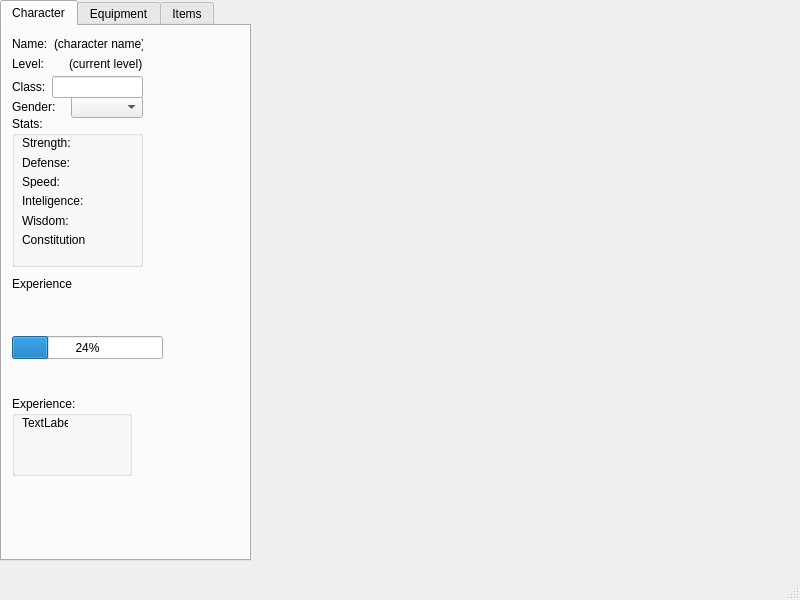
Above: Book/QtTestProject_1/mainwindow.ui from crosenquist/RosenquistCaleb_CIS17B_48597 before the change. Below: the same form after it.
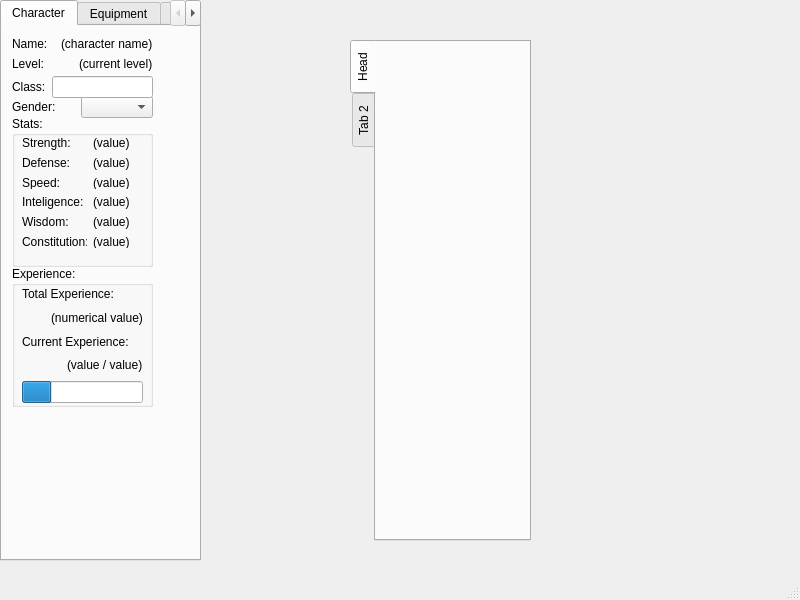
That is the form after the change. The open tabs and pages were chosen to show the change.

Diff of the .ui file:
```diff
--- a/Book/QtTestProject_1/mainwindow.ui
+++ b/Book/QtTestProject_1/mainwindow.ui
@@ -19,7 +19,7 @@
      <rect>
       <x>0</x>
       <y>0</y>
-      <width>251</width>
+      <width>201</width>
       <height>561</height>
      </rect>
     </property>
@@ -35,7 +35,7 @@
        <rect>
         <x>10</x>
         <y>90</y>
-        <width>131</width>
+        <width>141</width>
         <height>151</height>
        </rect>
       </property>
@@ -47,10 +47,12 @@
         <rect>
          <x>10</x>
          <y>20</y>
-         <width>64</width>
-         <height>110</height>
+         <width>108</width>
+         <height>112</height>
         </rect>
        </property>
+       <layout class="QHBoxLayout" name="horizontalLayout_7">
+        <item>
        <layout class="QVBoxLayout" name="verticalLayout">
         <item>
          <widget class="QLabel" name="labelStrength">
@@ -95,78 +97,162 @@
          </widget>
         </item>
        </layout>
-      </widget>
-     </widget>
-     <widget class="QLabel" name="labelExperience">
+        </item>
+        <item>
+         <layout class="QVBoxLayout" name="verticalLayout_3">
+          <item>
+           <widget class="QLabel" name="strengthValue">
+            <property name="text">
+             <string>(value)</string>
+            </property>
+           </widget>
+          </item>
+          <item>
+           <widget class="QLabel" name="defenseValue">
+            <property name="text">
+             <string>(value)</string>
+            </property>
+           </widget>
+          </item>
+          <item>
+           <widget class="QLabel" name="speedValue">
+            <property name="text">
+             <string>(value)</string>
+            </property>
+           </widget>
+          </item>
+          <item>
+           <widget class="QLabel" name="interligenceValue">
+            <property name="text">
+             <string>(value)</string>
+            </property>
+           </widget>
+          </item>
+          <item>
+           <widget class="QLabel" name="wisdomValue">
+            <property name="text">
+             <string>(value)</string>
+            </property>
+           </widget>
+          </item>
+          <item>
+           <widget class="QLabel" name="constitutionValue">
+            <property name="text">
+             <string>(value)</string>
+            </property>
+           </widget>
+          </item>
+         </layout>
+        </item>
+       </layout>
+      </widget>
+     </widget>
+     <widget class="QGroupBox" name="groupBox">
       <property name="geometry">
        <rect>
         <x>10</x>
-        <y>250</y>
-        <width>61</width>
-        <height>16</height>
+        <y>240</y>
+        <width>141</width>
+        <height>141</height>
        </rect>
       </property>
-      <property name="frameShadow">
-       <enum>QFrame::Plain</enum>
-      </property>
-      <property name="text">
+      <property name="title">
        <string>Experience:</string>
       </property>
-      <property name="textFormat">
-       <enum>Qt::AutoText</enum>
-      </property>
-     </widget>
+      <widget class="QWidget" name="">
+       <property name="geometry">
+        <rect>
+         <x>10</x>
+         <y>20</y>
+         <width>121</width>
+         <height>117</height>
+        </rect>
+       </property>
+       <layout class="QVBoxLayout" name="verticalLayout_2">
+        <item>
+         <widget class="QLabel" name="label_3">
+          <property name="text">
+           <string>Total Experience:</string>
+          </property>
+         </widget>
+        </item>
+        <item>
+         <layout class="QHBoxLayout" name="horizontalLayout_5">
+          <item>
+           <spacer name="horizontalSpacer">
+            <property name="orientation">
+             <enum>Qt::Horizontal</enum>
+            </property>
+            <property name="sizeHint" stdset="0">
+             <size>
+              <width>13</width>
+              <height>20</height>
+             </size>
+            </property>
+           </spacer>
+          </item>
+          <item>
+           <widget class="QLabel" name="totalExperienceValue">
+            <property name="text">
+             <string>(numerical value)</string>
+            </property>
+           </widget>
+          </item>
+         </layout>
+        </item>
+        <item>
+         <widget class="QLabel" name="label_2">
+          <property name="text">
+           <string>Current Experience:</string>
+          </property>
+         </widget>
+        </item>
+        <item>
+         <layout class="QHBoxLayout" name="horizontalLayout_6">
+          <item>
+           <spacer name="horizontalSpacer_2">
+            <property name="orientation">
+             <enum>Qt::Horizontal</enum>
+            </property>
+            <property name="sizeHint" stdset="0">
+             <size>
+              <width>13</width>
+              <height>20</height>
+             </size>
+            </property>
+           </spacer>
+          </item>
+          <item>
+           <widget class="QLabel" name="currentExperienceValue">
+            <property name="text">
+             <string>(value / value)</string>
+            </property>
+           </widget>
+          </item>
+         </layout>
+        </item>
+        <item>
      <widget class="QProgressBar" name="experienceBar">
-      <property name="geometry">
-       <rect>
-        <x>10</x>
-        <y>310</y>
-        <width>151</width>
-        <height>23</height>
-       </rect>
-      </property>
       <property name="value">
        <number>24</number>
       </property>
       <property name="textVisible">
-       <bool>true</bool>
+           <bool>false</bool>
       </property>
       <property name="orientation">
        <enum>Qt::Horizontal</enum>
       </property>
      </widget>
-     <widget class="QGroupBox" name="groupBox">
-      <property name="geometry">
-       <rect>
-        <x>10</x>
-        <y>370</y>
-        <width>120</width>
-        <height>80</height>
-       </rect>
-      </property>
-      <property name="title">
-       <string>Experience:</string>
-      </property>
-      <widget class="QLabel" name="label_2">
-       <property name="geometry">
-        <rect>
-         <x>10</x>
-         <y>20</y>
-         <width>46</width>
-         <height>13</height>
-        </rect>
-       </property>
-       <property name="text">
-        <string>TextLabel</string>
-       </property>
+        </item>
+       </layout>
       </widget>
      </widget>
-     <widget class="QWidget" name="">
+     <widget class="QWidget" name="layoutWidget">
       <property name="geometry">
        <rect>
         <x>10</x>
         <y>70</y>
-        <width>131</width>
+        <width>141</width>
         <height>22</height>
        </rect>
       </property>
@@ -183,12 +269,12 @@
        </item>
       </layout>
      </widget>
-     <widget class="QWidget" name="">
+     <widget class="QWidget" name="layoutWidget">
       <property name="geometry">
        <rect>
         <x>10</x>
         <y>50</y>
-        <width>131</width>
+        <width>141</width>
         <height>22</height>
        </rect>
       </property>
@@ -205,12 +291,12 @@
        </item>
       </layout>
      </widget>
-     <widget class="QWidget" name="">
+     <widget class="QWidget" name="layoutWidget">
       <property name="geometry">
        <rect>
         <x>10</x>
         <y>30</y>
-        <width>131</width>
+        <width>141</width>
         <height>16</height>
        </rect>
       </property>
@@ -231,12 +317,12 @@
        </item>
       </layout>
      </widget>
-     <widget class="QWidget" name="">
+     <widget class="QWidget" name="layoutWidget">
       <property name="geometry">
        <rect>
         <x>10</x>
         <y>10</y>
-        <width>131</width>
+        <width>141</width>
         <height>16</height>
        </rect>
       </property>
@@ -269,6 +355,44 @@
      </attribute>
     </widget>
    </widget>
+   <widget class="QTabWidget" name="tabWidget_2">
+    <property name="geometry">
+     <rect>
+      <x>350</x>
+      <y>40</y>
+      <width>181</width>
+      <height>501</height>
+     </rect>
+    </property>
+    <property name="layoutDirection">
+     <enum>Qt::LeftToRight</enum>
+    </property>
+    <property name="tabPosition">
+     <enum>QTabWidget::West</enum>
+    </property>
+    <property name="tabShape">
+     <enum>QTabWidget::Rounded</enum>
+    </property>
+    <property name="currentIndex">
+     <number>0</number>
+    </property>
+    <property name="usesScrollButtons">
+     <bool>false</bool>
+    </property>
+    <property name="movable">
+     <bool>false</bool>
+    </property>
+    <widget class="QWidget" name="Head">
+     <attribute name="title">
+      <string>Head</string>
+     </attribute>
+    </widget>
+    <widget class="QWidget" name="tab_5">
+     <attribute name="title">
+      <string>Tab 2</string>
+     </attribute>
+    </widget>
+   </widget>
   </widget>
   <widget class="QMenuBar" name="menubar">
    <property name="geometry">
```
Left out of the diff: 12 changed lines with no effect on the pictures. Lines whose indentation alone changed are shown as unchanged.
